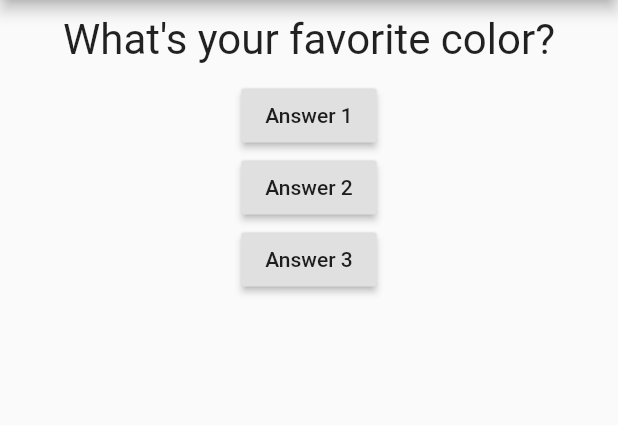
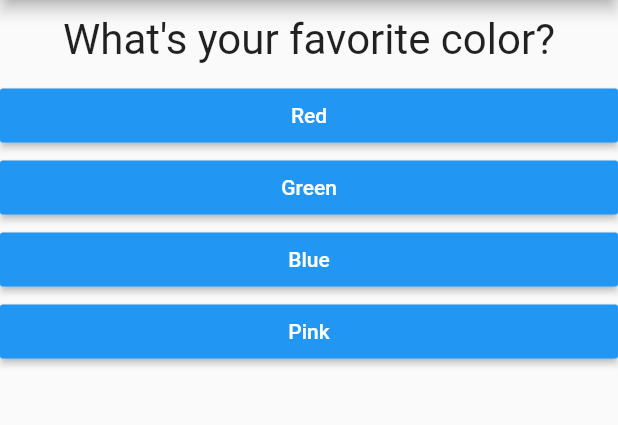
Before and after one commit to lastradev/flutter-quiz-app, a Flutter app: the screen it shows after launch, on a phone screen of 412 x 824 dp, the part 84-509 px from its top. Run offline on Flutter 3.47's test engine with Material 2 defaults, Android fonts, the phone set to English and light mode, and no system bars.

Commit message:
Add answer.dart

```diff
--- /dev/null
+++ b/lib/answer.dart
@@ -0,0 +1,21 @@
+import 'package:flutter/material.dart';
+
+class Answer extends StatelessWidget {
+  final Function selectHandler;
+  final String answerText;
+
+  Answer(this.selectHandler, this.answerText);
+
+  @override
+  Widget build(BuildContext context) {
+    return Container(
+      width: double.infinity,
+      child: RaisedButton(
+        color: Colors.blue,
+        textColor: Colors.white,
+        child: Text(answerText),
+        onPressed: selectHandler,
+      ),
+    );
+  }
+}
--- a/lib/main.dart
+++ b/lib/main.dart
@@ -1,6 +1,7 @@
 import 'package:flutter/material.dart';
 
 import './question.dart';
+import './answer.dart';
 
 void main() => runApp(MyApp());
 
@@ -24,9 +25,19 @@ class _MyAppState extends State<MyApp> {
 
   @override
   Widget build(BuildContext context) {
-    var questions = [
-      'What\'s your favorite color?',
-      'What\'s your favorite animal?'
+    const _questions = [
+      {
+        'questionText': 'What\'s your favorite color?',
+        'answers': ['Red', 'Green', 'Blue', 'Pink'],
+      },
+      {
+        'questionText': 'What\s your favorite animal?',
+        'answers': ['Frog', 'Dog', 'Cat', 'Turtle'],
+      },
+      {
+        'questionText': 'What programming language do you like the most?',
+        'answers': ['Java', 'Python', 'C#', 'Ruby'],
+      },
     ];
     return MaterialApp(
       home: Scaffold(
@@ -36,20 +47,11 @@ class _MyAppState extends State<MyApp> {
         body: Column(
           children: [
             Question(
-              questions[_questionIndex],
+              _questions[_questionIndex]['questionText'],
             ),
-            RaisedButton(
-              child: Text('Answer 1'),
-              onPressed: _answerQuestion,
-            ),
-            RaisedButton(
-              child: Text('Answer 2'),
-              onPressed: () => print('Answer 2 chosen!'),
-            ),
-            RaisedButton(
-              child: Text('Answer 3'),
-              onPressed: () => print('Answer 3 chosen!'),
-            ),
+            ...(_questions[_questionIndex]['answers'] as List<String>)
+                .map((answer) => Answer(_answerQuestion, answer))
+                .toList(),
           ],
         ),
       ),
```
